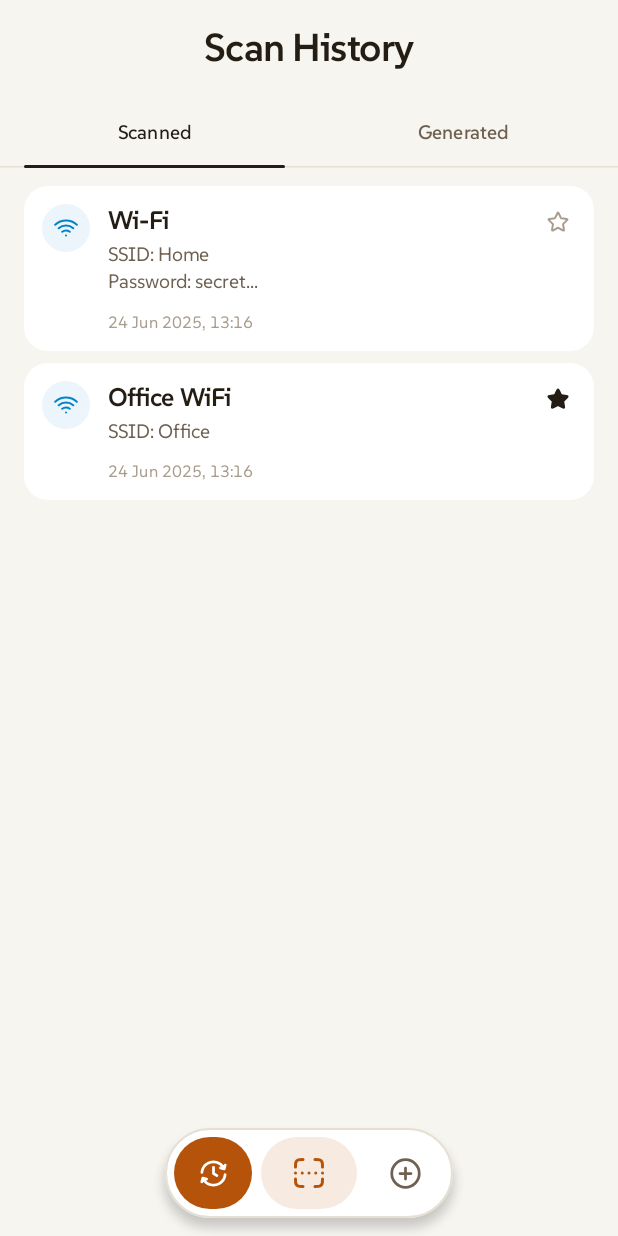
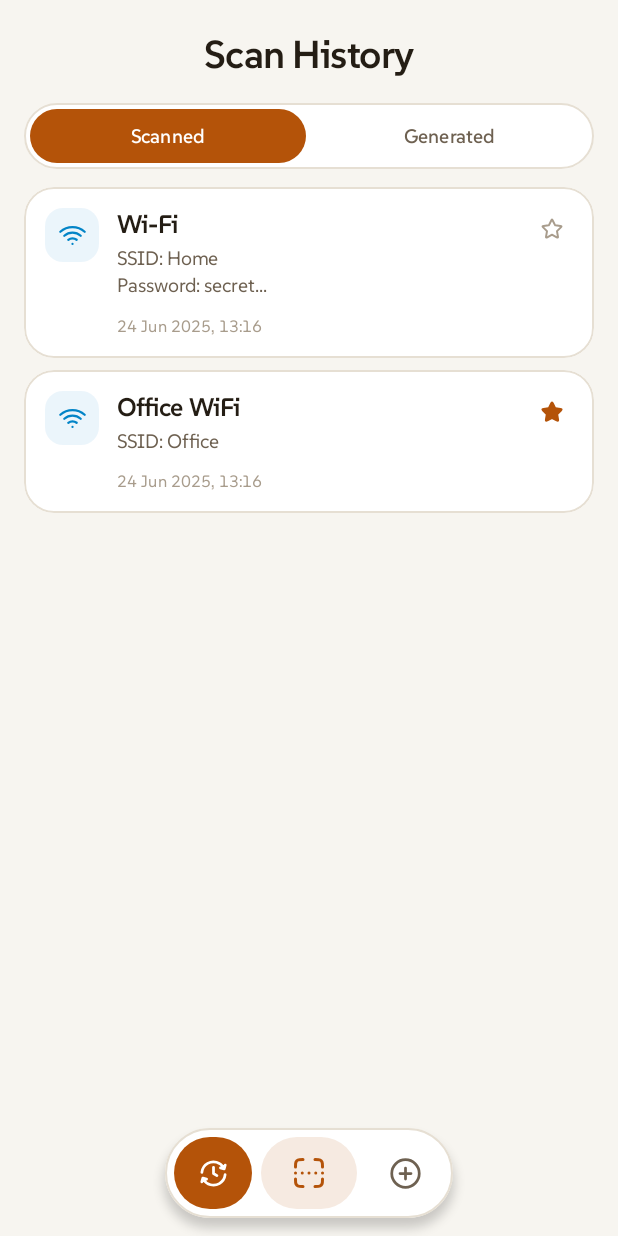
Before and after one commit to encorex32268/QRNest, an Android app built with Jetpack Compose: the @Preview function ScanHistoryScreenPreview, on a phone screen of 412 x 824 dp. Run offline under Robolectric (Android 15) with nearby library versions, the phone set to English and light mode, and no system bars; our stand-ins replace Compose Multiplatform resources.

Commit message:
feat(history): redesign history screen with pill tabs, empty state, and wide grid

```diff
--- a/feature/history/presentation/src/commonMain/kotlin/com/lihan/qrnest/feature/history/presentation/ScanHistoryScreen.kt
+++ b/feature/history/presentation/src/commonMain/kotlin/com/lihan/qrnest/feature/history/presentation/ScanHistoryScreen.kt
@@ -2,29 +2,31 @@
 
 package com.lihan.qrnest.feature.history.presentation
 
+import androidx.compose.foundation.BorderStroke
 import androidx.compose.foundation.background
+import androidx.compose.foundation.layout.Arrangement
+import androidx.compose.foundation.layout.Box
 import androidx.compose.foundation.layout.BoxWithConstraints
 import androidx.compose.foundation.layout.Column
+import androidx.compose.foundation.layout.Row
+import androidx.compose.foundation.layout.Spacer
+import androidx.compose.foundation.layout.displayCutoutPadding
 import androidx.compose.foundation.layout.fillMaxSize
 import androidx.compose.foundation.layout.fillMaxWidth
+import androidx.compose.foundation.layout.height
 import androidx.compose.foundation.layout.padding
-import androidx.compose.foundation.layout.width
+import androidx.compose.foundation.layout.statusBarsPadding
 import androidx.compose.foundation.layout.widthIn
-import androidx.compose.foundation.layout.wrapContentSize
 import androidx.compose.foundation.pager.HorizontalPager
 import androidx.compose.foundation.pager.rememberPagerState
+import androidx.compose.foundation.selection.selectable
 import androidx.compose.foundation.shape.RoundedCornerShape
-import androidx.compose.material3.CenterAlignedTopAppBar
 import androidx.compose.material3.ExperimentalMaterial3Api
-import androidx.compose.material3.HorizontalDivider
 import androidx.compose.material3.Icon
 import androidx.compose.material3.MaterialTheme
 import androidx.compose.material3.ModalBottomSheet
-import androidx.compose.material3.SecondaryTabRow
-import androidx.compose.material3.Tab
-import androidx.compose.material3.TabRowDefaults.SecondaryIndicator
+import androidx.compose.material3.Surface
 import androidx.compose.material3.Text
-import androidx.compose.material3.TopAppBarDefaults
 import androidx.compose.runtime.Composable
 import androidx.compose.runtime.getValue
 import androidx.compose.runtime.rememberCoroutineScope
@@ -32,6 +34,7 @@ import androidx.compose.ui.Alignment
 import androidx.compose.ui.Modifier
 import androidx.compose.ui.draw.clip
 import androidx.compose.ui.graphics.Color
+import androidx.compose.ui.semantics.Role
 import androidx.compose.ui.tooling.preview.Preview
 import androidx.compose.ui.unit.dp
 import androidx.lifecycle.compose.collectAsStateWithLifecycle
@@ -110,65 +113,50 @@ fun ScanHistoryScreen(
             val isWideDevice = maxWidth >= 600.dp
 
             Column(
-                modifier = Modifier.fillMaxSize()
+                modifier = Modifier
+                    .fillMaxSize()
+                    .statusBarsPadding()
+                    .displayCutoutPadding(),
+                horizontalAlignment = Alignment.CenterHorizontally
             ) {
-                CenterAlignedTopAppBar(
-                    colors = TopAppBarDefaults.topAppBarColors(
-                        containerColor = MaterialTheme.colorScheme.surface
-                    ),
-                    title = {
+                Spacer(Modifier.height(20.dp))
                 Text(
+                    modifier = Modifier.padding(horizontal = 16.dp),
                     text = stringResource(Res.string.scan_history),
                     style = MaterialTheme.typography.titleMedium,
                     color = MaterialTheme.colorScheme.onSurface
                 )
-                    }
-                )
-                SecondaryTabRow(
-                    selectedTabIndex = pagerState.currentPage,
-                    containerColor = MaterialTheme.colorScheme.surface,
-                    divider = {
-                        HorizontalDivider(color = MaterialTheme.colorScheme.outline)
-                    },
-                    indicator = {
-                        SecondaryIndicator(
+                Spacer(Modifier.height(16.dp))
+                Surface(
                     modifier = Modifier
-                                .tabIndicatorOffset(pagerState.currentPage, matchContentSize = false)
+                        .widthIn(max = 480.dp)
                         .fillMaxWidth()
-                                .padding(horizontal = 16.dp)
-                                .wrapContentSize(Alignment.BottomCenter)
-                                .clip(RoundedCornerShape(100)),
-                            color = MaterialTheme.colorScheme.onSurface,
-                            height = 2.dp
-                        )
-                    }
+                        .padding(horizontal = 16.dp),
+                    shape = RoundedCornerShape(50),
+                    color = MaterialTheme.colorScheme.appColors.surfaceHigher,
+                    border = BorderStroke(1.dp, MaterialTheme.colorScheme.outline)
                 ) {
-                    Tab(
+                    Row(
+                        modifier = Modifier
+                            .fillMaxWidth()
+                            .padding(4.dp),
+                        horizontalArrangement = Arrangement.spacedBy(4.dp)
+                    ) {
+                        HistorySegmentTab(
+                            modifier = Modifier.weight(1f),
+                            title = stringResource(Res.string.scanned),
                             selected = pagerState.currentPage == TAB_SCANNED,
                             onClick = {
                                 scope.launch { pagerState.animateScrollToPage(TAB_SCANNED) }
-                        },
-                        selectedContentColor = MaterialTheme.colorScheme.onSurface,
-                        unselectedContentColor = MaterialTheme.colorScheme.appColors.onSurfaceAlt
-                    ) {
-                        Text(
-                            modifier = Modifier.padding(vertical = 16.dp),
-                            text = stringResource(Res.string.scanned),
-                            style = MaterialTheme.typography.labelMedium
+                            }
                         )
-                    }
-                    Tab(
+                        HistorySegmentTab(
+                            modifier = Modifier.weight(1f),
+                            title = stringResource(Res.string.generated),
                             selected = pagerState.currentPage == TAB_GENERATED,
                             onClick = {
                                 scope.launch { pagerState.animateScrollToPage(TAB_GENERATED) }
-                        },
-                        selectedContentColor = MaterialTheme.colorScheme.onSurface,
-                        unselectedContentColor = MaterialTheme.colorScheme.appColors.onSurfaceAlt
-                    ) {
-                        Text(
-                            modifier = Modifier.padding(vertical = 16.dp),
-                            text = stringResource(Res.string.generated),
-                            style = MaterialTheme.typography.labelMedium
+                            }
                         )
                     }
                 }
@@ -186,6 +174,7 @@ fun ScanHistoryScreen(
 
                     QRCodeHistoryList(
                         items = displayItems,
+                        isWideScreen = isWideDevice,
                         onItemClick = { onAction(ScanHistoryAction.ItemClick(it)) },
                         onItemLongClick = { onAction(ScanHistoryAction.ItemLongClick(it)) },
                         onFavoriteClick = { id, isFavorite ->
@@ -249,6 +238,39 @@ fun ScanHistoryScreen(
     }
 }
 
+@Composable
+private fun HistorySegmentTab(
+    title: String,
+    selected: Boolean,
+    onClick: () -> Unit,
+    modifier: Modifier = Modifier
+) {
+    Box(
+        modifier = modifier
+            .clip(RoundedCornerShape(50))
+            .background(
+                color = if (selected) MaterialTheme.colorScheme.primary else Color.Transparent
+            )
+            .selectable(
+                selected = selected,
+                role = Role.Tab,
+                onClick = onClick
+            )
+            .padding(vertical = 10.dp),
+        contentAlignment = Alignment.Center
+    ) {
+        Text(
+            text = title,
+            style = MaterialTheme.typography.labelMedium,
+            color = if (selected) {
+                MaterialTheme.colorScheme.onPrimary
+            } else {
+                MaterialTheme.colorScheme.appColors.onSurfaceAlt
+            }
+        )
+    }
+}
+
 @Preview
 @Composable
 private fun ScanHistoryScreenPreview() {
--- a/feature/history/presentation/src/commonMain/kotlin/com/lihan/qrnest/feature/history/presentation/components/QRCodeHistoryItem.kt
+++ b/feature/history/presentation/src/commonMain/kotlin/com/lihan/qrnest/feature/history/presentation/components/QRCodeHistoryItem.kt
@@ -2,7 +2,9 @@
 
 package com.lihan.qrnest.feature.history.presentation.components
 
+import androidx.compose.foundation.BorderStroke
 import androidx.compose.foundation.ExperimentalFoundationApi
+import androidx.compose.foundation.background
 import androidx.compose.foundation.basicMarquee
 import androidx.compose.foundation.combinedClickable
 import androidx.compose.foundation.layout.Arrangement
@@ -15,6 +17,7 @@ import androidx.compose.foundation.layout.height
 import androidx.compose.foundation.layout.padding
 import androidx.compose.foundation.layout.size
 import androidx.compose.foundation.shape.RoundedCornerShape
+import androidx.compose.material3.Icon
 import androidx.compose.material3.MaterialTheme
 import androidx.compose.material3.Surface
 import androidx.compose.material3.Text
@@ -26,7 +29,6 @@ import androidx.compose.ui.graphics.Color
 import androidx.compose.ui.text.style.TextOverflow
 import androidx.compose.ui.tooling.preview.Preview
 import androidx.compose.ui.unit.dp
-import com.lihan.qrnest.core.designsystem.components.CircleIcon
 import com.lihan.qrnest.core.designsystem.components.QRNestIconButton
 import com.lihan.qrnest.core.designsystem.icon.QRNestIcons
 import com.lihan.qrnest.core.designsystem.resources.Res
@@ -53,12 +55,14 @@ fun QRCodeHistoryItem(
 
     Surface(
         modifier = modifier
-            .clip(RoundedCornerShape(16.dp))
+            .clip(RoundedCornerShape(20.dp))
             .combinedClickable(
                 onClick = onItemClick,
                 onLongClick = onItemLongClick
             ),
-        color = MaterialTheme.colorScheme.appColors.surfaceHigher
+        shape = RoundedCornerShape(20.dp),
+        color = MaterialTheme.colorScheme.appColors.surfaceHigher,
+        border = BorderStroke(1.dp, MaterialTheme.colorScheme.outline)
     ) {
         Box(
             modifier = Modifier.fillMaxWidth()
@@ -66,15 +70,23 @@ fun QRCodeHistoryItem(
             Row(
                 modifier = Modifier
                     .fillMaxWidth()
-                    .padding(12.dp),
+                    .padding(14.dp),
                 horizontalArrangement = Arrangement.spacedBy(12.dp)
             ) {
-                CircleIcon(
-                    backgroundColor = qrCodeType.toBackgroundColor(),
-                    imageVector = qrCodeType.toImageVector(),
-                    iconTintColor = qrCodeType.toIconTint(),
-                    onClick = onItemClick
-                )
+                Box(
+                    modifier = Modifier
+                        .size(36.dp)
+                        .clip(RoundedCornerShape(12.dp))
+                        .background(qrCodeType.toBackgroundColor()),
+                    contentAlignment = Alignment.Center
+                ) {
+                    Icon(
+                        modifier = Modifier.size(18.dp),
+                        imageVector = qrCodeType.toImageVector(),
+                        contentDescription = null,
+                        tint = qrCodeType.toIconTint()
+                    )
+                }
                 Column(
                     modifier = Modifier
                         .weight(1f)
@@ -110,8 +122,7 @@ fun QRCodeHistoryItem(
             QRNestIconButton(
                 modifier = Modifier
                     .align(Alignment.TopEnd)
-                    .padding(top = 8.dp, end = 8.dp)
-                    .size(32.dp),
+                    .padding(top = 4.dp, end = 4.dp),
                 imageVector = if (item.isFavorite) {
                     QRNestIcons.StarFill
                 } else {
@@ -121,7 +132,7 @@ fun QRCodeHistoryItem(
                 onClick = onFavoriteClick,
                 containerColor = Color.Transparent,
                 tintColor = if (item.isFavorite) {
-                    MaterialTheme.colorScheme.onSurface
+                    MaterialTheme.colorScheme.primary
                 } else {
                     MaterialTheme.colorScheme.appColors.onSurfaceDisabled
                 }
```
Also changed, not shown: feature/history/presentation/src/commonMain/kotlin/com/lihan/qrnest/feature/history/presentation/components/QRCodeHistoryList.kt (+76 -6 lines). Lines whose indentation alone changed are shown as unchanged.
